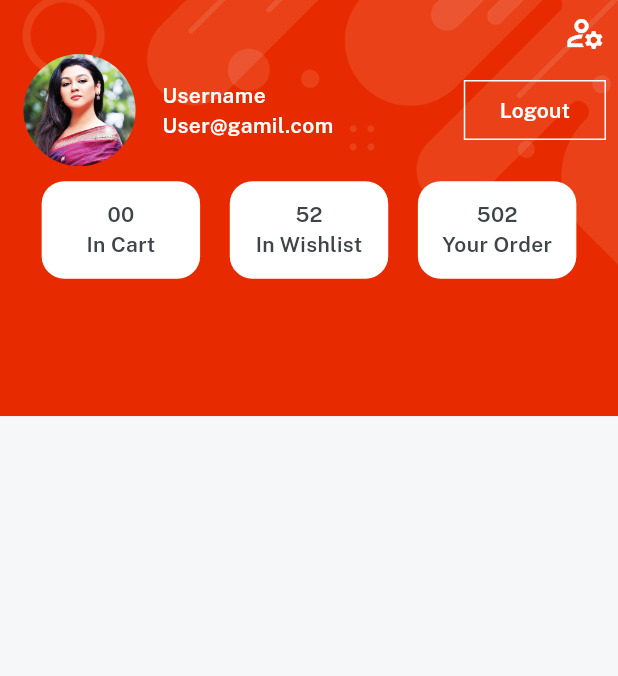
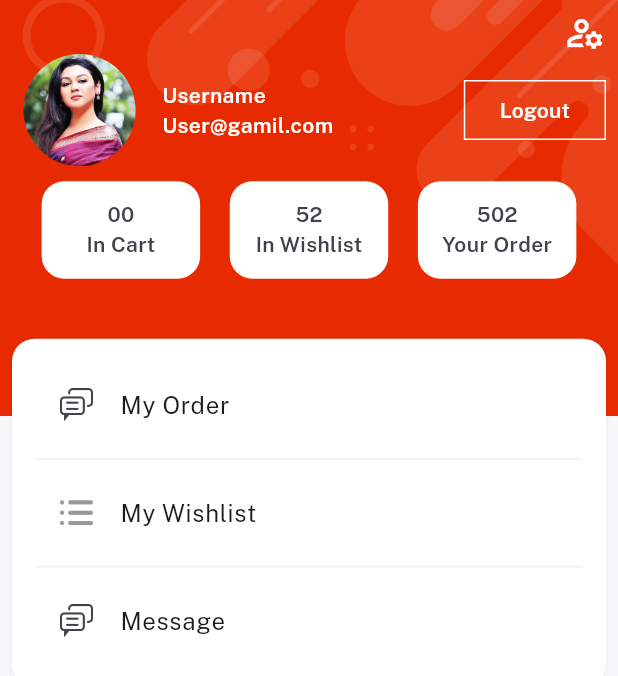
Before and after one commit to Has5an-Ali/Eccommerceapp_UI, a Flutter app: the accountScreen screen opened directly, on a phone screen of 412 x 824 dp. Shown: the top 676 px of the screen. Run offline on Flutter 3.47's test engine with Material 3 defaults, Android fonts, the phone set to English and light mode, and no system bars; our stand-ins replace get, velocity_x.

Commit message:
Account Section Completed

```diff
--- a/ecommerceapp/lib/AccountScreen/AccountScreen.dart
+++ b/ecommerceapp/lib/AccountScreen/AccountScreen.dart
@@ -1,5 +1,6 @@
 import 'package:ecommerceapp/CommonWidgets/common_bg.dart';
 import 'package:ecommerceapp/CommonWidgets/profilebtn.dart';
+import 'package:ecommerceapp/CommonWidgets/socialList.dart';
 import 'package:ecommerceapp/conts/consts.dart';
 import 'package:flutter/material.dart';
 
@@ -74,7 +75,26 @@ class accountScreen extends StatelessWidget {
                   title: "Your Order",
                   width: (context.screenWidth / 3.9))
             ],
-          )
+          ),
+          40.heightBox,
+          ListView.separated(
+            shrinkWrap: true,
+            separatorBuilder: (context, index) {
+              return const Divider(
+                color: lightGrey,
+              );
+            },
+            itemCount: profilebtn.length,
+            itemBuilder: (BuildContext context, int index) {
+              return ListTile(
+                leading: Image.asset(
+                  profileiconbtn[index],
+                  width: 22,
+                ),
+                title: profilebtn[index].text.make(),
+              );
+            },
+          ).box.white.rounded.padding(const EdgeInsets.all(16)).shadowSm.make()
         ],
       ),
     ))));
--- a/ecommerceapp/lib/CommonWidgets/socialList.dart
+++ b/ecommerceapp/lib/CommonWidgets/socialList.dart
@@ -95,3 +95,7 @@ const categorytitle = [
 ];
 
 const iconbtn = [video, review, seller, returnp, support];
+
+const profilebtn = [order, wish, message];
+
+const profileiconbtn = [icMessages, icOrder, icMessages];
--- a/ecommerceapp/lib/conts/strings.dart
+++ b/ecommerceapp/lib/conts/strings.dart
@@ -66,3 +66,7 @@ const video = "Video",
     support = "Support Policy";
 
 const youmay = "Product you may also like ";
+
+//Profile String
+
+const wish = "My Wishlist", order = "My Order ", message = "Message";
```
Also changed, not shown: ecommerceapp/lib/CartScreen/CartScreen.dart (+11 -2 lines).
